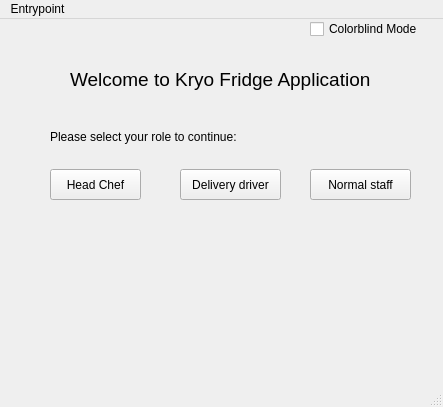
Old version of the form root/UI/entrypoint.ui in the repository seb246810/KryoFridge.
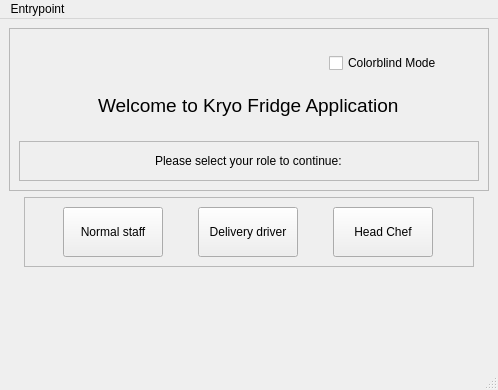
New version of the form.

Commit message: Made RoleSelection.py responsive

The edit to the form file:
```diff
--- a/root/UI/entrypoint.ui
+++ b/root/UI/entrypoint.ui
@@ -6,23 +6,45 @@
    <rect>
     <x>0</x>
     <y>0</y>
-    <width>443</width>
-    <height>407</height>
+    <width>498</width>
+    <height>390</height>
    </rect>
   </property>
   <property name="windowTitle">
    <string>MainWindow</string>
   </property>
   <widget class="QWidget" name="centralwidget">
-   <widget class="QLabel" name="label">
-    <property name="geometry">
-     <rect>
-      <x>70</x>
-      <y>30</y>
-      <width>321</width>
-      <height>61</height>
-     </rect>
-    </property>
+   <layout class="QVBoxLayout" name="verticalLayout">
+    <item>
+     <widget class="QFrame" name="titleframe">
+      <property name="frameShape">
+       <enum>QFrame::StyledPanel</enum>
+      </property>
+      <property name="frameShadow">
+       <enum>QFrame::Raised</enum>
+      </property>
+      <layout class="QVBoxLayout" name="verticalLayout_3">
+       <item alignment="Qt::AlignRight">
+        <widget class="QCheckBox" name="checkBoxColorblindMode">
+         <property name="minimumSize">
+          <size>
+           <width>150</width>
+           <height>50</height>
+          </size>
+         </property>
+         <property name="maximumSize">
+          <size>
+           <width>150</width>
+           <height>50</height>
+          </size>
+         </property>
+         <property name="text">
+          <string>Colorblind Mode</string>
+         </property>
+        </widget>
+       </item>
+       <item alignment="Qt::AlignHCenter|Qt::AlignTop">
+        <widget class="QLabel" name="title">
     <property name="font">
      <font>
       <family>Helvetica</family>
@@ -33,99 +55,142 @@
      <string>Welcome to Kryo Fridge Application</string>
     </property>
    </widget>
-   <widget class="QPushButton" name="Headchef">
-    <property name="geometry">
-     <rect>
-      <x>50</x>
-      <y>150</y>
-      <width>91</width>
-      <height>31</height>
-     </rect>
-    </property>
+       </item>
+       <item>
+        <widget class="QFrame" name="subtitleframe">
+         <property name="frameShape">
+          <enum>QFrame::StyledPanel</enum>
+         </property>
+         <property name="frameShadow">
+          <enum>QFrame::Raised</enum>
+         </property>
+         <layout class="QVBoxLayout" name="verticalLayout_2">
+          <item alignment="Qt::AlignHCenter">
+           <widget class="QLabel" name="subtitle">
     <property name="font">
      <font>
       <family>Helvetica</family>
      </font>
     </property>
     <property name="text">
-     <string>Head Chef</string>
-    </property>
-   </widget>
-   <widget class="QPushButton" name="Delivery">
-    <property name="geometry">
-     <rect>
-      <x>180</x>
-      <y>150</y>
-      <width>101</width>
-      <height>31</height>
-     </rect>
-    </property>
-    <property name="font">
-     <font>
-      <family>Helvetica</family>
-     </font>
-    </property>
-    <property name="text">
-     <string>Delivery driver</string>
-    </property>
-   </widget>
+             <string>Please select your role to continue:</string>
+            </property>
+           </widget>
+          </item>
+         </layout>
+        </widget>
+       </item>
+      </layout>
+     </widget>
+    </item>
+    <item alignment="Qt::AlignHCenter|Qt::AlignTop">
+     <widget class="QFrame" name="buttonframe">
+      <property name="minimumSize">
+       <size>
+        <width>450</width>
+        <height>0</height>
+       </size>
+      </property>
+      <property name="maximumSize">
+       <size>
+        <width>450</width>
+        <height>16777215</height>
+       </size>
+      </property>
+      <property name="frameShape">
+       <enum>QFrame::StyledPanel</enum>
+      </property>
+      <property name="frameShadow">
+       <enum>QFrame::Raised</enum>
+      </property>
+      <layout class="QHBoxLayout" name="horizontalLayout">
+       <item>
    <widget class="QPushButton" name="staff">
-    <property name="geometry">
-     <rect>
-      <x>310</x>
-      <y>150</y>
-      <width>101</width>
-      <height>31</height>
-     </rect>
+         <property name="minimumSize">
+          <size>
+           <width>100</width>
+           <height>50</height>
+          </size>
+         </property>
+         <property name="maximumSize">
+          <size>
+           <width>100</width>
+           <height>16777215</height>
+          </size>
     </property>
     <property name="font">
      <font>
       <family>Helvetica</family>
      </font>
     </property>
+         <property name="styleSheet">
+          <string notr="true">padding: 3;</string>
+         </property>
     <property name="text">
      <string>Normal staff</string>
     </property>
    </widget>
-   <widget class="QLabel" name="label_2">
-    <property name="geometry">
-     <rect>
-      <x>50</x>
-      <y>110</y>
-      <width>231</width>
-      <height>16</height>
-     </rect>
-    </property>
+       </item>
+       <item>
+        <widget class="QPushButton" name="Delivery">
+         <property name="minimumSize">
+          <size>
+           <width>100</width>
+           <height>50</height>
+          </size>
+         </property>
+         <property name="maximumSize">
+          <size>
+           <width>100</width>
+           <height>50</height>
+          </size>
+         </property>
     <property name="font">
      <font>
       <family>Helvetica</family>
      </font>
     </property>
     <property name="text">
-     <string>Please select your role to continue:</string>
-    </property>
-   </widget>
-   <widget class="QCheckBox" name="checkBoxColorblindMode">
-    <property name="geometry">
-     <rect>
-      <x>310</x>
-      <y>0</y>
-      <width>121</width>
-      <height>20</height>
-     </rect>
-    </property>
+          <string>Delivery driver</string>
+         </property>
+        </widget>
+       </item>
+       <item>
+        <widget class="QPushButton" name="Headchef">
+         <property name="minimumSize">
+          <size>
+           <width>100</width>
+           <height>50</height>
+          </size>
+         </property>
+         <property name="maximumSize">
+          <size>
+           <width>100</width>
+           <height>50</height>
+          </size>
+         </property>
+         <property name="font">
+          <font>
+           <family>Helvetica</family>
+          </font>
+         </property>
     <property name="text">
-     <string>Colorblind Mode</string>
-    </property>
-   </widget>
+          <string>Head Chef</string>
+         </property>
+        </widget>
+       </item>
+      </layout>
+     </widget>
+    </item>
+   </layout>
   </widget>
   <widget class="QMenuBar" name="menubar">
    <property name="geometry">
     <rect>
      <x>0</x>
      <y>0</y>
-     <width>443</width>
-     <height>24</height>
+     <width>498</width>
+     <height>22</height>
     </rect>
    </property>
    <widget class="QMenu" name="menuEntrypoint">
```
Lines whose indentation alone changed are shown as unchanged. The commit also changes 6 other files.
